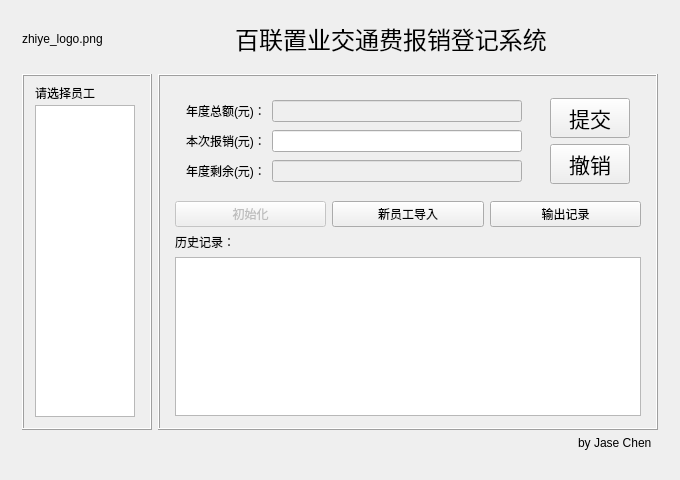
Before: the Qt Designer form Qt projects/Accountbook/mainwindow.ui in chenomg/AccountBook, drawn with Qt 5.
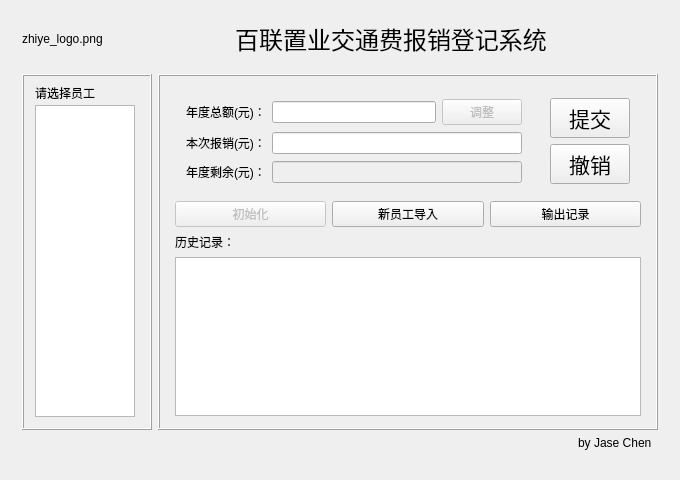
After: the same form once the commit is applied.

Commit message: 新增年额度调整

What changed in the file:
```diff
--- a/Qt projects/Accountbook/mainwindow.ui
+++ b/Qt projects/Accountbook/mainwindow.ui
@@ -256,13 +256,6 @@
                   </property>
                  </widget>
                 </item>
-                <item row="0" column="1">
-                 <widget class="QLineEdit" name="yearly_lineEdit">
-                  <property name="enabled">
-                   <bool>false</bool>
-                  </property>
-                 </widget>
-                </item>
                 <item row="0" column="0">
                  <widget class="QLabel" name="yearly_label">
                   <property name="text">
@@ -270,16 +263,6 @@
                   </property>
                  </widget>
                 </item>
-                <item row="1" column="1">
-                 <widget class="QLineEdit" name="submit_lineEdit"/>
-                </item>
-                <item row="2" column="1">
-                 <widget class="QLineEdit" name="remain_lineEdit">
-                  <property name="enabled">
-                   <bool>false</bool>
-                  </property>
-                 </widget>
-                </item>
                 <item row="2" column="0">
                  <widget class="QLabel" name="remain_label">
                   <property name="text">
@@ -287,6 +270,33 @@
                   </property>
                  </widget>
                 </item>
+                <item row="2" column="1" colspan="2">
+                 <widget class="QLineEdit" name="remain_lineEdit">
+                  <property name="enabled">
+                   <bool>false</bool>
+                  </property>
+                 </widget>
+                </item>
+                <item row="0" column="2">
+                 <widget class="QPushButton" name="yearly_modify_pushButton">
+                  <property name="enabled">
+                   <bool>false</bool>
+                  </property>
+                  <property name="text">
+                   <string>调整</string>
+                  </property>
+                 </widget>
+                </item>
+                <item row="0" column="1">
+                 <widget class="QLineEdit" name="yearly_lineEdit">
+                  <property name="enabled">
+                   <bool>true</bool>
+                  </property>
+                 </widget>
+                </item>
+                <item row="1" column="1" colspan="2">
+                 <widget class="QLineEdit" name="submit_lineEdit"/>
+                </item>
                </layout>
               </widget>
              </item>
```
The commit also changes 9 other files.
